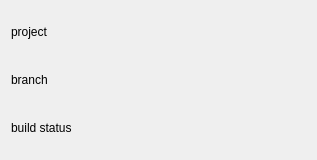
Old version of the form ui/JenkinsBuildBranchFrame.ui in the repository germaniumhq/felix.
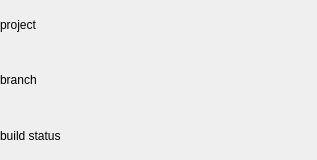
New version of the form.

The edit to the form file:
```diff
--- a/ui/JenkinsBuildBranchFrame.ui
+++ b/ui/JenkinsBuildBranchFrame.ui
@@ -14,6 +14,18 @@
    <string>Form</string>
   </property>
   <layout class="QVBoxLayout" name="verticalLayout">
+   <property name="leftMargin">
+    <number>0</number>
+   </property>
+   <property name="topMargin">
+    <number>0</number>
+   </property>
+   <property name="rightMargin">
+    <number>0</number>
+   </property>
+   <property name="bottomMargin">
+    <number>0</number>
+   </property>
    <item>
     <widget class="QLabel" name="project_name_label">
      <property name="text">
```
